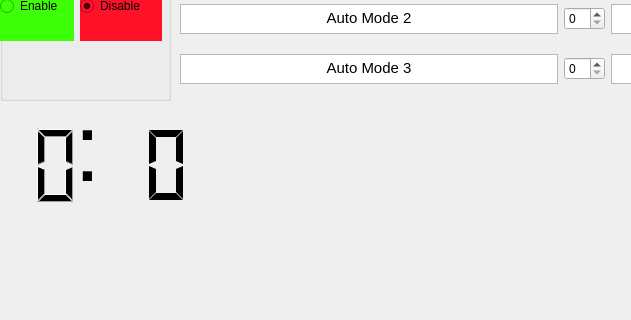
First picture: the form in zebROS_ws/src/rqt_driver_station_sim/resource/driverStationSim.ui, repository FRC900/2018RobotCode, before the edit; both pictures show x 0 to 631 and y 190 to 510 of the 1038 by 616 pixel window.
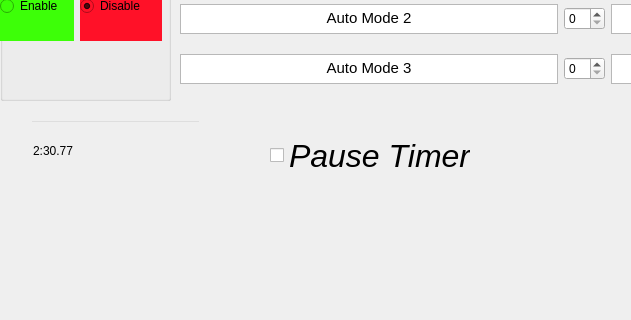
Second picture: the form after the edit.

Commit message: added more precision and pause timer

```diff
--- a/zebROS_ws/src/rqt_driver_station_sim/resource/driverStationSim.ui
+++ b/zebROS_ws/src/rqt_driver_station_sim/resource/driverStationSim.ui
@@ -10,6 +10,11 @@
     <height>616</height>
    </rect>
   </property>
+  <property name="font">
+   <font>
+    <italic>false</italic>
+   </font>
+  </property>
   <property name="windowTitle">
    <string>MainWindow</string>
   </property>
@@ -288,7 +293,7 @@
     </item>
    </layout>
   </widget>
-  <widget class="QWidget" name="">
+  <widget class="QWidget" name="layoutWidget">
    <property name="geometry">
     <rect>
      <x>180</x>
@@ -637,82 +642,53 @@
     </item>
    </layout>
   </widget>
-  <widget class="QFrame" name="frame">
+  <widget class="QLineEdit" name="time">
    <property name="geometry">
     <rect>
-     <x>0</x>
-     <y>290</y>
-     <width>211</width>
-     <height>121</height>
+     <x>30</x>
+     <y>310</y>
+     <width>171</width>
+     <height>61</height>
     </rect>
    </property>
-   <property name="frameShape">
-    <enum>QFrame::NoFrame</enum>
+   <property name="styleSheet">
+    <string notr="true">font: 63 italic 32pt &quot;Ubuntu&quot;;
+background-color: rgba(255, 255, 255, 0);</string>
    </property>
-   <property name="frameShadow">
-    <enum>QFrame::Raised</enum>
+   <property name="text">
+    <string>2:30.77</string>
    </property>
-   <widget class="QLCDNumber" name="minutes">
-    <property name="geometry">
-     <rect>
-      <x>30</x>
-      <y>20</y>
-      <width>51</width>
-      <height>91</height>
-     </rect>
-    </property>
-    <property name="frameShape">
-     <enum>QFrame::NoFrame</enum>
-    </property>
-    <property name="digitCount">
-     <number>1</number>
-    </property>
-   </widget>
-   <widget class="QTextBrowser" name="textBrowser_11">
-    <property name="geometry">
-     <rect>
-      <x>70</x>
-      <y>-10</y>
-      <width>41</width>
-      <height>131</height>
-     </rect>
-    </property>
-    <property name="styleSheet">
-     <string notr="true">background-color: rgba(255, 255, 255, 0);</string>
-    </property>
-    <property name="frameShape">
-     <enum>QFrame::NoFrame</enum>
-    </property>
-    <property name="html">
-     <string>&lt;!DOCTYPE HTML PUBLIC &quot;-//W3C//DTD HTML 4.0//EN&quot; &quot;http://www.w3.org/TR/REC-html40/strict.dtd&quot;&gt;
-&lt;html&gt;&lt;head&gt;&lt;meta name=&quot;qrichtext&quot; content=&quot;1&quot; /&gt;&lt;style type=&quot;text/css&quot;&gt;
-p, li { white-space: pre-wrap; }
-&lt;/style&gt;&lt;/head&gt;&lt;body style=&quot; font-family:'Ubuntu'; font-size:11pt; font-weight:400; font-style:normal;&quot;&gt;
-&lt;p style=&quot; margin-top:0px; margin-bottom:0px; margin-left:0px; margin-right:0px; -qt-block-indent:0; text-indent:0px;&quot;&gt;&lt;span style=&quot; font-size:72pt;&quot;&gt;:&lt;/span&gt;&lt;/p&gt;&lt;/body&gt;&lt;/html&gt;</string>
-    </property>
-   </widget>
-   <widget class="QLCDNumber" name="seconds">
-    <property name="geometry">
-     <rect>
-      <x>100</x>
-      <y>20</y>
-      <width>91</width>
-      <height>91</height>
-     </rect>
-    </property>
-    <property name="frameShape">
-     <enum>QFrame::NoFrame</enum>
-    </property>
-    <property name="numDigits">
-     <number>2</number>
-    </property>
-    <property name="digitCount">
-     <number>2</number>
-    </property>
-    <property name="segmentStyle">
-     <enum>QLCDNumber::Flat</enum>
-    </property>
-   </widget>
+  </widget>
+  <widget class="QCheckBox" name="timer_pause">
+   <property name="geometry">
+    <rect>
+     <x>270</x>
+     <y>310</y>
+     <width>201</width>
+     <height>71</height>
+    </rect>
+   </property>
+   <property name="font">
+    <font>
+     <family>Ubuntu</family>
+     <pointsize>24</pointsize>
+     <weight>7</weight>
+     <italic>true</italic>
+     <bold>false</bold>
+    </font>
+   </property>
+   <property name="styleSheet">
+    <string notr="true">font: 63 italic 24pt &quot;Ubuntu&quot;;</string>
+   </property>
+   <property name="text">
+    <string>Pause Timer</string>
+   </property>
+   <property name="iconSize">
+    <size>
+     <width>16</width>
+     <height>16</height>
+    </size>
+   </property>
   </widget>
  </widget>
  <resources/>
```
Left out of the diff: 15 changed lines with no effect on the pictures. The commit also changes 2 other files.
